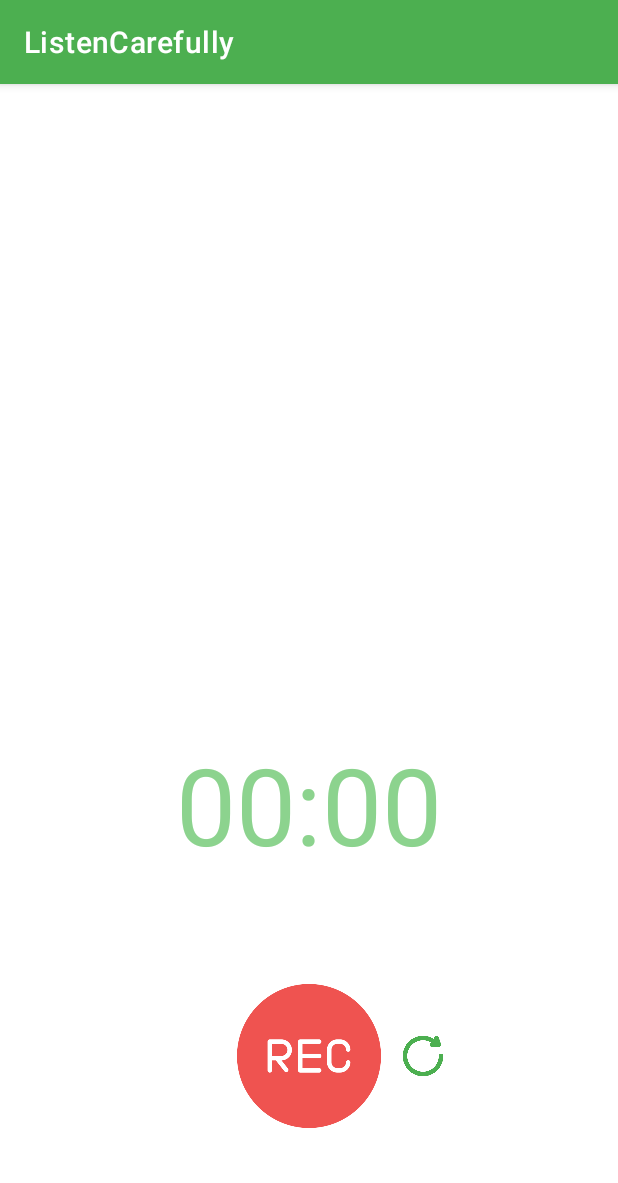
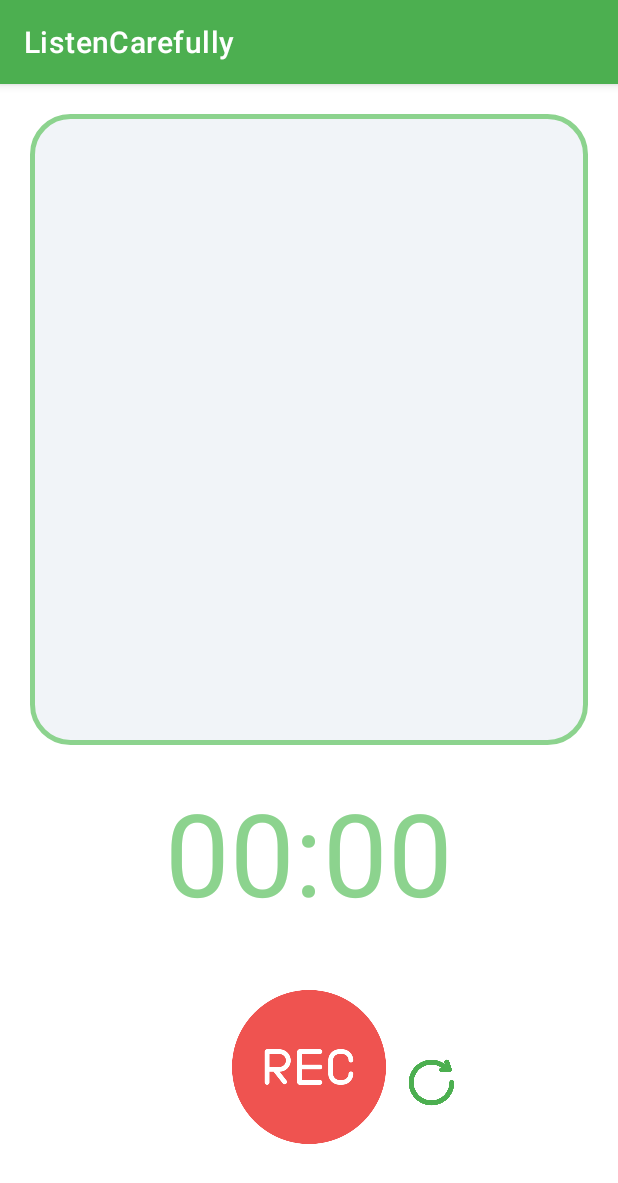
Before and after one commit to twaun95/Listen-Carefully, an Android app: the RecordActivity screen opened directly, with no data from a screen before it, on a phone screen of 412 x 824 dp. Shown: the top 1183 px of the screen. Run offline under Robolectric (Android 15) with nearby library versions, the phone set to English and light mode, and no system bars; our stand-ins replace data binding.

Commit message:
view 간격 조정

```diff
--- /dev/null
+++ b/app/src/main/res/drawable/sound_visual_background.xml
@@ -0,0 +1,10 @@
+<?xml version="1.0" encoding="utf-8"?>
+<selector xmlns:android="http://schemas.android.com/apk/res/android">
+    <item>
+        <shape android:shape="rectangle">
+            <solid android:color="@color/mono2"/>
+            <stroke android:color="@color/green3" android:width="3dp"/>
+            <corners android:radius="25dp"/>
+        </shape>
+    </item>
+</selector>
--- a/app/src/main/res/layout/activity_record.xml
+++ b/app/src/main/res/layout/activity_record.xml
@@ -27,7 +27,8 @@
                 android:id="@+id/view_sound_visual"
                 android:layout_width="match_parent"
                 android:layout_height="match_parent"
-                android:layout_margin="20dp" />
+                android:layout_margin="20dp"
+                android:background="@drawable/sound_visual_background" />
 
         </androidx.constraintlayout.widget.ConstraintLayout>
 
@@ -47,7 +48,7 @@
                 android:layout_width="match_parent"
                 android:layout_height="match_parent"
                 android:autoSizeTextType="uniform"
-                android:gravity="center"
+                android:gravity="center|bottom"
                 android:textColor="@color/green3" />
 
         </androidx.constraintlayout.widget.ConstraintLayout>
@@ -61,7 +62,7 @@
             app:layout_constraintHorizontal_bias="0.5"
             app:layout_constraintStart_toStartOf="parent"
             app:layout_constraintTop_toBottomOf="@+id/layout_count_time"
-            app:layout_constraintVertical_weight="5">
+            app:layout_constraintVertical_weight="4">
 
             <com.twaun95.listencarefully.presentation.ui.record.view.RecordButton
                 android:id="@+id/button_record"
@@ -69,10 +70,11 @@
                 android:layout_height="0dp"
                 app:layout_constraintBottom_toBottomOf="parent"
                 app:layout_constraintDimensionRatio="1"
-                app:layout_constraintHeight_percent="0.4"
+                app:layout_constraintHeight_percent="0.5"
                 app:layout_constraintLeft_toLeftOf="parent"
                 app:layout_constraintRight_toRightOf="parent"
-                app:layout_constraintTop_toTopOf="parent" />
+                app:layout_constraintTop_toTopOf="parent"
+                app:layout_constraintVertical_bias="0.4" />
 
             <Button
                 android:id="@+id/button_reset"
@@ -82,7 +84,7 @@
                 android:background="@drawable/reset"
                 app:layout_constraintBottom_toBottomOf="parent"
                 app:layout_constraintDimensionRatio="1"
-                app:layout_constraintHeight_percent="0.15"
+                app:layout_constraintHeight_percent="0.2"
                 app:layout_constraintLeft_toRightOf="@id/button_record"
                 app:layout_constraintTop_toTopOf="parent" />
 
```
